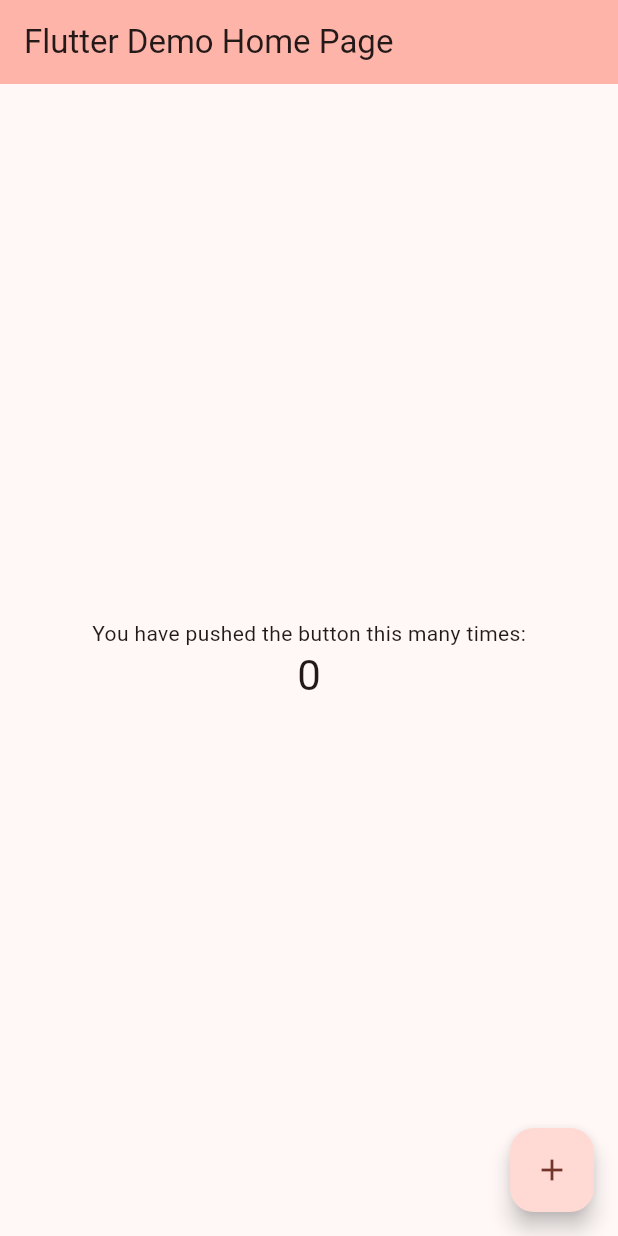
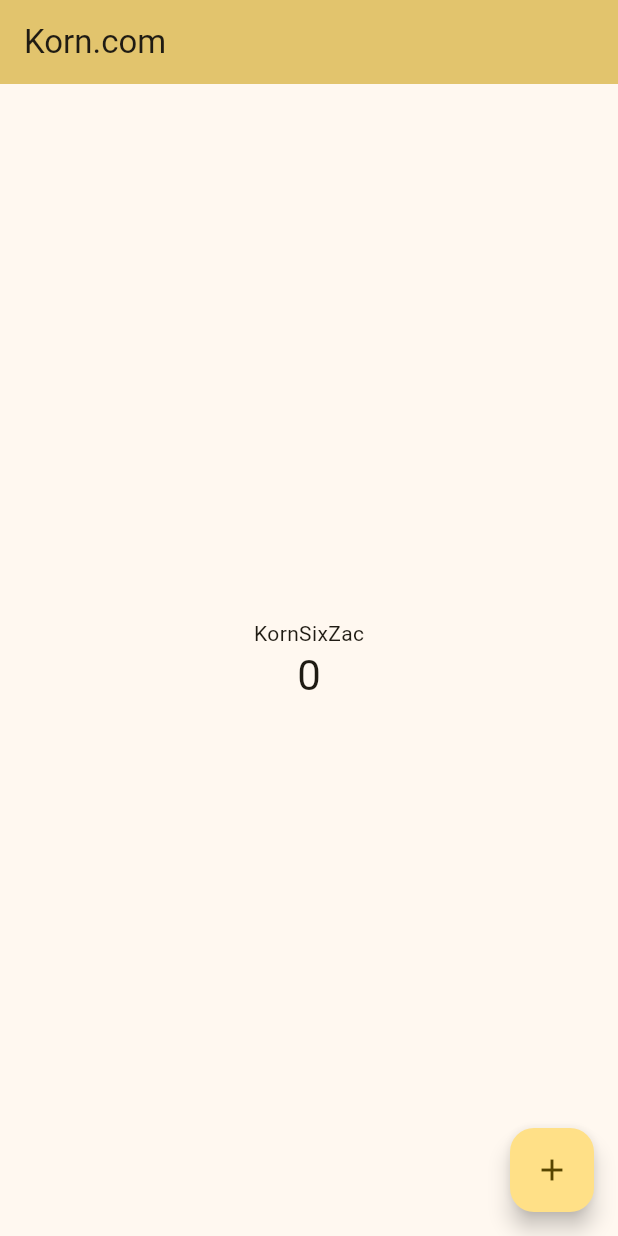
Before and after one commit to kornhub43/flutter-demo-web, a Flutter app: the screen it shows after launch, on a phone screen of 412 x 824 dp. Run offline on Flutter 3.47's test engine with Material 3 defaults, Android fonts, the phone set to English and light mode, and no system bars.

```diff
--- a/lib/main.dart
+++ b/lib/main.dart
@@ -11,42 +11,22 @@ class MyApp extends StatelessWidget {
   @override
   Widget build(BuildContext context) {
     return MaterialApp(
-      title: 'Testing Deploy FireBase Hosting',
+      title: 'Korn.com',
       theme: ThemeData(
-        // This is the theme of your application.
-        //
-        // TRY THIS: Try running your application with "flutter run". You'll see
-        // the application has a purple toolbar. Then, without quitting the app,
-        // try changing the seedColor in the colorScheme below to Colors.green
-        // and then invoke "hot reload" (save your changes or press the "hot
-        // reload" button in a Flutter-supported IDE, or press "r" if you used
-        // the command line to start the app).
-        //
-        // Notice that the counter didn't reset back to zero; the application
-        // state is not lost during the reload. To reset the state, use hot
-        // restart instead.
-        //
-        // This works for code too, not just values: Most code changes can be
-        // tested with just a hot reload.
-        colorScheme: ColorScheme.fromSeed(seedColor: Colors.red),
+        colorScheme: ColorScheme.fromSeed(
+          seedColor: Colors.amber.shade300,
+        ),
         useMaterial3: true,
       ),
-      home: const MyHomePage(title: 'Flutter Demo Home Page'),
+      home: const MyHomePage(
+        title: 'Korn.com',
+      ),
     );
   }
 }
 
 class MyHomePage extends StatefulWidget {
   const MyHomePage({super.key, required this.title});
-
-  // This widget is the home page of your application. It is stateful, meaning
-  // that it has a State object (defined below) that contains fields that affect
-  // how it looks.
-
-  // This class is the configuration for the state. It holds the values (in this
-  // case the title) provided by the parent (in this case the App widget) and
-  // used by the build method of the State. Fields in a Widget subclass are
-  // always marked "final".
 
   final String title;
 
@@ -59,50 +39,23 @@ class _MyHomePageState extends State<MyHomePage> {
 
   void _incrementCounter() {
     setState(() {
-
       _counter++;
     });
   }
 
   @override
   Widget build(BuildContext context) {
-    // This method is rerun every time setState is called, for instance as done
-    // by the _incrementCounter method above.
-    //
-    // The Flutter framework has been optimized to make rerunning build methods
-    // fast, so that you can just rebuild anything that needs updating rather
-    // than having to individually change instances of widgets.
     return Scaffold(
       appBar: AppBar(
-        // TRY THIS: Try changing the color here to a specific color (to
-        // Colors.amber, perhaps?) and trigger a hot reload to see the AppBar
-        // change color while the other colors stay the same.
         backgroundColor: Theme.of(context).colorScheme.inversePrimary,
-        // Here we take the value from the MyHomePage object that was created by
-        // the App.build method, and use it to set our appbar title.
         title: Text(widget.title),
       ),
       body: Center(
-        // Center is a layout widget. It takes a single child and positions it
-        // in the middle of the parent.
         child: Column(
-          // Column is also a layout widget. It takes a list of children and
-          // arranges them vertically. By default, it sizes itself to fit its
-          // children horizontally, and tries to be as tall as its parent.
-          //
-          // Column has various properties to control how it sizes itself and
-          // how it positions its children. Here we use mainAxisAlignment to
-          // center the children vertically; the main axis here is the vertical
-          // axis because Columns are vertical (the cross axis would be
-          // horizontal).
-          //
-          // TRY THIS: Invoke "debug painting" (choose the "Toggle Debug Paint"
-          // action in the IDE, or press "p" in the console), to see the
-          // wireframe for each widget.
           mainAxisAlignment: MainAxisAlignment.center,
           children: <Widget>[
             const Text(
-              'You have pushed the button this many times:',
+              'KornSixZac',
             ),
             Text(
               '$_counter',
@@ -113,7 +66,7 @@ class _MyHomePageState extends State<MyHomePage> {
       ),
       floatingActionButton: FloatingActionButton(
         onPressed: _incrementCounter,
-        tooltip: 'Increment',
+        tooltip: '+++',
         child: const Icon(Icons.add),
       ), // This trailing comma makes auto-formatting nicer for build methods.
     );
```
Also changed, not shown: firebase.json, 7 other files.
